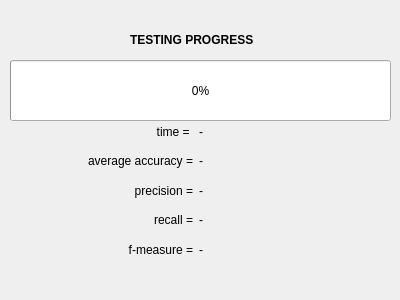
This is app/view/testpopup.ui in sergek1/Perceptron as Qt 5 draws it before an edit. The edited form follows.
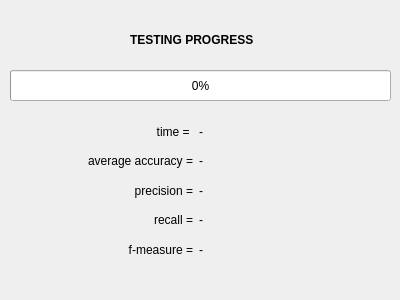
This is the edited form.

What changed in the file:
```diff
--- a/app/view/testpopup.ui
+++ b/app/view/testpopup.ui
@@ -17,9 +17,9 @@
    <property name="geometry">
     <rect>
      <x>10</x>
-     <y>60</y>
+     <y>70</y>
      <width>381</width>
-     <height>61</height>
+     <height>31</height>
     </rect>
    </property>
    <property name="value">
@@ -31,7 +31,7 @@
     <rect>
      <x>130</x>
      <y>30</y>
-     <width>131</width>
+     <width>151</width>
      <height>20</height>
     </rect>
    </property>
@@ -142,7 +142,7 @@
   <widget class="QLabel" name="percent">
    <property name="geometry">
     <rect>
-     <x>180</x>
+     <x>190</x>
      <y>50</y>
      <width>58</width>
      <height>16</height>
```
